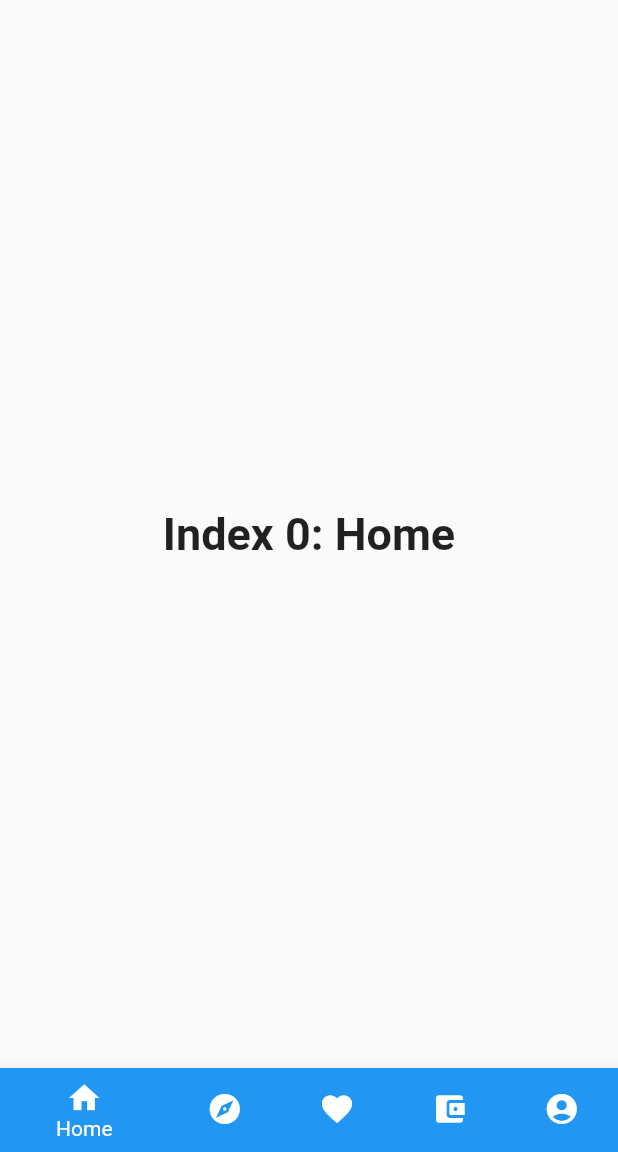
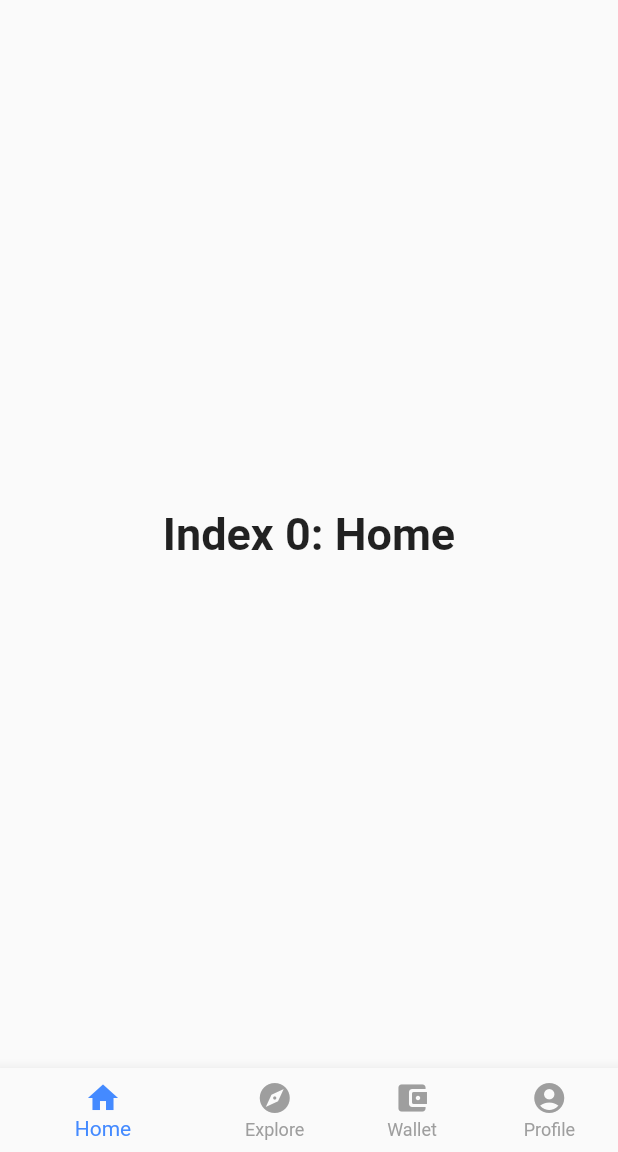
Before and after one commit to mrusso99/My-Holidays, a Flutter app: the screen it shows after launch, on a phone screen of 412 x 824 dp, the part 84-1236 px from its top. Run offline on Flutter 3.47's test engine with Material 2 defaults, Android fonts, the phone set to English and light mode, and no system bars.

Commit message:
Code Cleaning + Refractoring

```diff
--- a/lib/main.dart
+++ b/lib/main.dart
@@ -1,158 +1,28 @@
 import 'package:flutter/material.dart';
 import 'package:flutter/services.dart';
+import 'package:my_holidays/ui/main_screen.dart';
+import 'package:my_holidays/util/const.dart';
 
-void main() => runApp(const MyApp());
+void main() => runApp(const App());
 
 /// This is the main application widget.
-class MyApp extends StatelessWidget {
-  const MyApp({Key? key}) : super(key: key);
+class App extends StatelessWidget {
+  const App({Key? key}) : super(key: key);
 
   static const String _title = 'My Holidays';
 
   @override
   Widget build(BuildContext context) {
-    return  MaterialApp(
+    return MaterialApp(
       title: _title,
-      home: MyStatefulWidget(),
-      theme: ThemeData(
-          colorScheme: ColorScheme(
-            brightness: Brightness.light,
-            primary: Colors.white,
-            onPrimary: Colors.black,
-            // Colors that are not relevant to AppBar in LIGHT mode:
-            primaryVariant: Colors.grey,
-            secondary: Colors.grey,
-            secondaryVariant: Colors.grey,
-            onSecondary: Colors.grey,
-            background: Colors.grey,
-            onBackground: Colors.grey,
-            surface: Colors.grey,
-            onSurface: Colors.grey,
-            error: Colors.grey,
-            onError: Colors.grey,
-          ),
-      ),
-      darkTheme: ThemeData(
-        colorScheme: ColorScheme(
-          brightness: Brightness.dark,
-          surface: Color(0x2E2E2E),
-          onSurface: Colors.white,
-          // Colors that are not relevant to AppBar in DARK mode:
-          primary: Colors.grey,
-          onPrimary: Colors.grey,
-          primaryVariant: Colors.grey,
-          secondary: Colors.grey,
-          secondaryVariant: Colors.grey,
-          onSecondary: Colors.grey,
-          background: Colors.grey,
-          onBackground: Colors.grey,
-          error: Colors.grey,
-          onError: Colors.grey,
-        ),
-      ), // standard dark theme
+      home: MainScreen(),
+      theme: Constants.lightTheme,
+      darkTheme: Constants.darkTheme,
+      // standard dark theme
       themeMode: ThemeMode.system, // device controls theme
       debugShowCheckedModeBanner: false,
-
-
     );
   }
 }
 
 /// This is the stateful widget that the main application instantiates.
-class MyStatefulWidget extends StatefulWidget {
-  const MyStatefulWidget({Key? key}) : super(key: key);
-
-  @override
-  State<MyStatefulWidget> createState() => _MyStatefulWidgetState();
-}
-
-/// This is the private State class that goes with MyStatefulWidget.
-class _MyStatefulWidgetState extends State<MyStatefulWidget> {
-  int _selectedIndex = 0;
-  static const TextStyle optionStyle =
-      TextStyle(fontSize: 30, fontWeight: FontWeight.bold);
-   List<Widget> _widgetOptions = <Widget>[
-    Text(
-      'Index 0: Home',
-      style: optionStyle,
-    ),
-    Text(
-      'Index 1: Explore',
-      style: optionStyle,
-    ),
-    Text(
-    'Index 2: Favorite',
-    style: optionStyle,
-    ),
-    Column(
-      mainAxisAlignment: MainAxisAlignment.start,
-      children:[
-        Card(
-          child: ListTile(
-            leading: Icon(Icons.settings),
-            title: Text('Impostazioni App'),
-          ),
-        ),
-        ]
-      ),
-      Text(
-        'Index 3: Wallet',
-        style: optionStyle,
-      ),
-
-  ];
-
-  void _onItemTapped(int index) {
-    setState(() {
-      _selectedIndex = index;
-    });
-  }
-
-  @override
-  Widget build(BuildContext context) {
-    return Scaffold(
-      appBar: AppBar(
-        title: const Text('My Holidays'),
-        systemOverlayStyle: SystemUiOverlayStyle(statusBarColor: Colors.transparent),
-        elevation: 0,
-      ),
-      body: Center(
-        child: _widgetOptions.elementAt(_selectedIndex),
-      ),
-      bottomNavigationBar: BottomNavigationBar(
-        items: <BottomNavigationBarItem>[
-          BottomNavigationBarItem(
-            backgroundColor:Colors.blue,
-            icon: Icon(Icons.home),
-            label: 'Home',
-          ),
-          BottomNavigationBarItem(
-            backgroundColor: Colors.deepPurple,
-            icon: Icon(Icons.explore),
-            label: 'Explore',
-          ),
-          BottomNavigationBarItem(
-            backgroundColor: Colors.redAccent,
-            icon: Icon(Icons.favorite),
-            label: 'Favorite',
-          ),
-          BottomNavigationBarItem(
-            backgroundColor: Colors.greenAccent,
-            icon: Icon(Icons.account_balance_wallet_rounded),
-            label: 'Wallet',
-          ),
-          BottomNavigationBarItem(
-            backgroundColor: Colors.blueGrey,
-            icon: Icon(Icons.account_circle_rounded),
-            label: 'Profile',
-          ),
-
-        ],
-        currentIndex: _selectedIndex,
-        selectedItemColor: Colors.white,
-        unselectedItemColor: Colors.white,
-        onTap: _onItemTapped,
-      ),
-    );
-  }
-}
--- /dev/null
+++ b/lib/profile.dart
@@ -0,0 +1,2 @@
+import 'package:flutter/material.dart';
+import 'package:flutter/services.dart';
--- /dev/null
+++ b/lib/ui/main_screen.dart
@@ -0,0 +1,83 @@
+import 'package:flutter/material.dart';
+import 'package:flutter/services.dart';
+
+class MainScreen extends StatefulWidget {
+  const MainScreen({Key? key}) : super(key: key);
+
+  @override
+  State<MainScreen> createState() => _MainScreenState();
+}
+
+/// This is the private State class that goes with MainScreen.
+class _MainScreenState extends State<MainScreen> {
+  int _selectedIndex = 0;
+  static const TextStyle optionStyle =
+      TextStyle(fontSize: 30, fontWeight: FontWeight.bold);
+  List<Widget> _widgetOptions = <Widget>[
+    Text(
+      'Index 0: Home',
+      style: optionStyle,
+    ),
+    Text(
+      'Index 1: Explore',
+      style: optionStyle,
+    ),
+    Text(
+      'Index 3: Wallet',
+      style: optionStyle,
+    ),
+    Column(mainAxisAlignment: MainAxisAlignment.start, children: [
+      Card(
+        child: ListTile(
+          leading: Icon(Icons.settings),
+          title: Text('Impostazioni App'),
+        ),
+      ),
+    ]),
+  ];
+
+  void _onItemTapped(int index) {
+    setState(() {
+      _selectedIndex = index;
+    });
+  }
+
+  @override
+  Widget build(BuildContext context) {
+    return Scaffold(
+      appBar: AppBar(
+        title: const Text('My Holidays'),
+        systemOverlayStyle:
+            SystemUiOverlayStyle(statusBarColor: Colors.transparent),
+        elevation: 0,
+      ),
+      body: Center(
+        child: _widgetOptions.elementAt(_selectedIndex),
+      ),
+      bottomNavigationBar: BottomNavigationBar(
+        items: <BottomNavigationBarItem>[
+          BottomNavigationBarItem(
+            icon: Icon(Icons.home),
+            label: 'Home',
+          ),
+          BottomNavigationBarItem(
+            icon: Icon(Icons.explore),
+            label: 'Explore',
+          ),
+          BottomNavigationBarItem(
+            icon: Icon(Icons.account_balance_wallet_rounded),
+            label: 'Wallet',
+          ),
+          BottomNavigationBarItem(
+            icon: Icon(Icons.account_circle_rounded),
+            label: 'Profile',
+          ),
+        ],
+        currentIndex: _selectedIndex,
+        onTap: _onItemTapped,
+        showUnselectedLabels: true,
+        selectedItemColor: Colors.blueAccent,
+      ),
+    );
+  }
+}
--- /dev/null
+++ b/lib/util/const.dart
@@ -0,0 +1,53 @@
+import 'package:flutter/material.dart';
+
+class Constants {
+  static String appName = "My Holidays";
+
+  //Colors for theme
+  static Color lightPrimary = Colors.white;
+  static Color darkPrimary = Colors.black;
+  static Color lightAccent = Colors.blue;
+  static Color darkAccent = Colors.white;
+  static Color lightBG = Colors.white;
+  static Color darkBG = Colors.black;
+  static Color badgeColor = Colors.red;
+
+  static ThemeData lightTheme = ThemeData(
+    colorScheme: const ColorScheme(
+      brightness: Brightness.light,
+      primary: Colors.white,
+      onPrimary: Colors.black,
+      // Colors that are not relevant to AppBar in LIGHT mode:
+      primaryVariant: Colors.grey,
+      secondary: Colors.grey,
+      secondaryVariant: Colors.grey,
+      onSecondary: Colors.grey,
+      background: Colors.grey,
+      onBackground: Colors.grey,
+      surface: Colors.grey,
+      onSurface: Colors.grey,
+      error: Colors.grey,
+      onError: Colors.grey,
+    ),
+    // standard light thene
+  );
+
+  static ThemeData darkTheme = ThemeData(
+    colorScheme: const ColorScheme(
+      brightness: Brightness.dark,
+      surface: Color(0x2E2E2E),
+      onSurface: Colors.white,
+      // Colors that are not relevant to AppBar in DARK mode:
+      primary: Colors.grey,
+      onPrimary: Colors.grey,
+      primaryVariant: Colors.grey,
+      secondary: Colors.grey,
+      secondaryVariant: Colors.grey,
+      onSecondary: Colors.grey,
+      background: Colors.grey,
+      onBackground: Colors.grey,
+      error: Colors.grey,
+      onError: Colors.grey,
+    ),
+  );
+}
```
